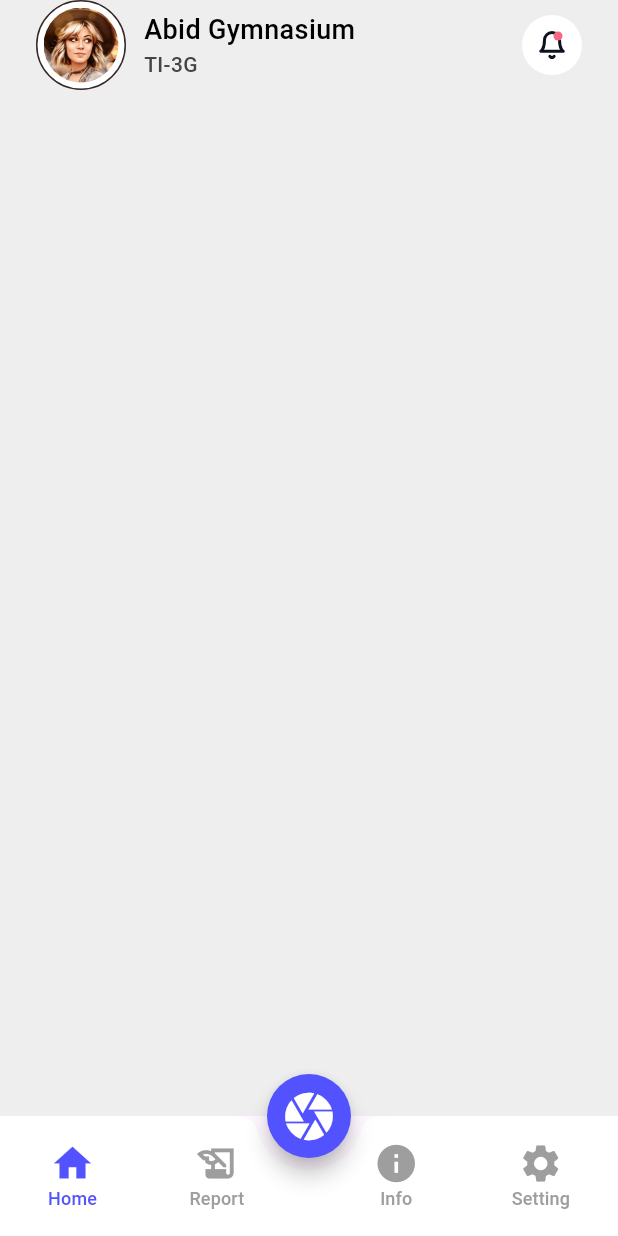
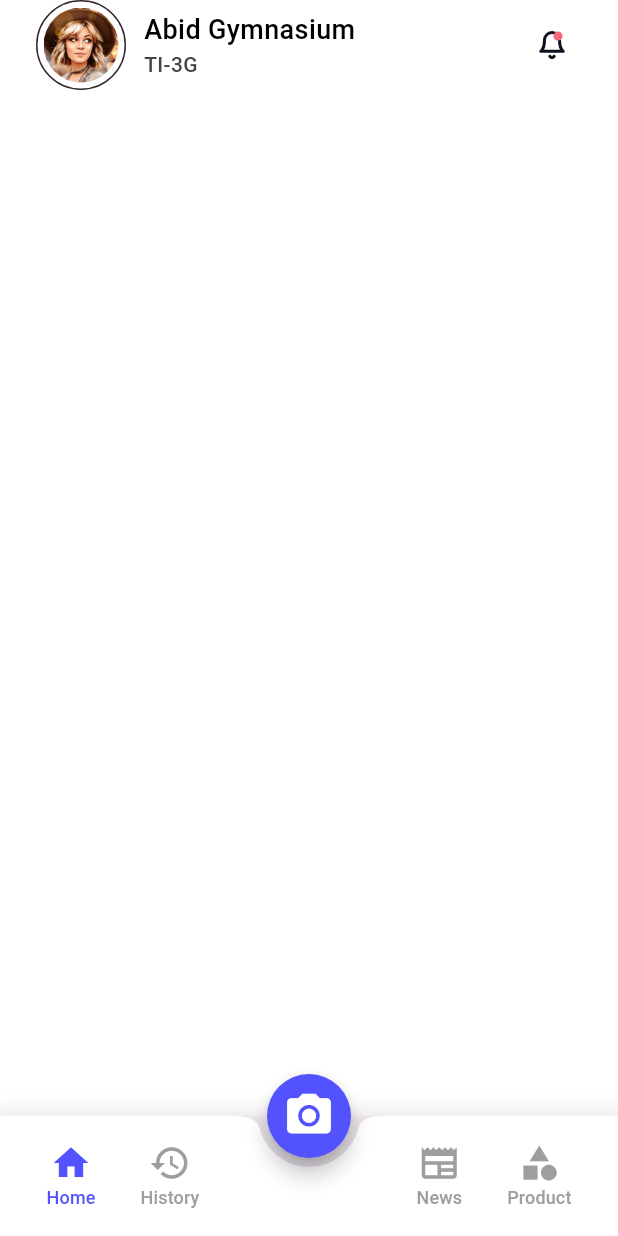
Before and after one commit to NocturnalTeamTI-3G/frontend_mobile_tugasbesar, a Flutter app: the Template screen opened directly, on a phone screen of 412 x 824 dp. Run offline on Flutter 3.47's test engine with Material 3 defaults, Android fonts, the phone set to English and light mode, and no system bars; our stand-ins replace animated_splash_screen, camera, flutter_svg, get, google_fonts, lottie and 1 more.

Commit message:
fix buttom app bar and change base color of page

```diff
--- a/lib/pages/fitplan/fitplan_page.dart
+++ /dev/null
@@ -1,20 +0,0 @@
-import 'package:flutter/material.dart';
-
-class FitplanPage extends StatefulWidget {
-  const FitplanPage({ Key? key }) : super(key: key);
-
-  @override
-  _FitplanPageState createState() => _FitplanPageState();
-}
-
-class _FitplanPageState extends State<FitplanPage> {
-  @override
-  Widget build(BuildContext context) {
-    return Scaffold(
-      backgroundColor: Colors.grey[200],
-      body: Center(
-        child: Text('Fit Plan Page'),
-      ),
-    );
-  }
-}
--- a/lib/pages/history/history_page.dart
+++ b/lib/pages/history/history_page.dart
@@ -11,7 +11,7 @@
   @override
   Widget build(BuildContext context) {
     return Scaffold(
-      backgroundColor: Colors.grey[200],
+      backgroundColor: Colors.white,
       body: Center(
         child: Text('History Page'),
       ),
--- a/lib/pages/home/home_page.dart
+++ b/lib/pages/home/home_page.dart
@@ -14,7 +14,7 @@
   @override
   Widget build(BuildContext context) {
     return Scaffold(
-      backgroundColor: Colors.grey[200],
+      backgroundColor: Colors.white,
       body: Column(
         children: [
           Container(
--- /dev/null
+++ b/lib/pages/news/news_page.dart
@@ -0,0 +1,15 @@
+import 'package:flutter/material.dart';
+
+class NewsPage extends StatelessWidget {
+  const NewsPage({Key? key}) : super(key: key);
+
+  @override
+  Widget build(BuildContext context) {
+    return Scaffold(
+      backgroundColor: Colors.white,
+      body: Center(
+        child: Text('News Page'),
+      ),
+    );
+  }
+}
--- a/lib/pages/profile/profile_page.dart
+++ b/lib/pages/profile/profile_page.dart
@@ -11,7 +11,7 @@
   @override
   Widget build(BuildContext context) {
     return Scaffold(
-      backgroundColor: Colors.grey[200],
+      backgroundColor: Colors.white,
       body: const Center(
         child: Text('Profile Page'),
       ),
--- a/lib/pages/template.dart
+++ b/lib/pages/template.dart
@@ -1,6 +1,6 @@
 import 'package:flutter/material.dart';
 import 'package:frontend_mobile_tugasbesar/pages/check/check_page.dart';
-import 'package:frontend_mobile_tugasbesar/pages/fitplan/fitplan_page.dart';
+import 'package:frontend_mobile_tugasbesar/pages/news/news_page.dart';
 import 'package:frontend_mobile_tugasbesar/pages/history/history_page.dart';
 import 'package:frontend_mobile_tugasbesar/pages/home/home_page.dart';
 import 'package:frontend_mobile_tugasbesar/pages/profile/profile_page.dart';
@@ -19,7 +19,7 @@
   final List<Widget> _pages = [
     const MainHomePage(),
     const HistoryPage(),
-    const FitplanPage(),
+    const NewsPage(),
     const ProfilePage(),
   ];
 
@@ -44,37 +44,40 @@
         backgroundColor: AppColors.mainColor,
         shape: const CircleBorder(),
         child: const Icon(
-          Icons.camera,
+          Icons.camera_alt,
           color: Colors.white,
-          size: 38,
+          size: 35,
         ),
       ),
       floatingActionButtonLocation: FloatingActionButtonLocation.centerDocked,
-      bottomNavigationBar: BottomAppBar(
-        notchMargin: 8,
-        // padding: const EdgeInsets.symmetric(horizontal: 5),
+      bottomNavigationBar: Container(
+        decoration: BoxDecoration(
+          boxShadow: [
+            BoxShadow(
+              color: Colors.black.withOpacity(0.1), // Warna shadow
+              spreadRadius: 6,
+              blurRadius: 10,
+              offset: const Offset(0, 3), // Posisi shadow (x,y)
+            ),
+          ],
+        ),
+        child: BottomAppBar(
+          notchMargin: 6,
           shape: const CircularNotchedRectangle(),
           color: Colors.white,
-        child: Container(
           child: Row(
             mainAxisAlignment: MainAxisAlignment.spaceBetween,
             children: <Widget>[
-              Expanded(
-                flex: 3,
-                child: Row(
-                  mainAxisAlignment: MainAxisAlignment.spaceBetween,
-                  children: [
               MaterialButton(
                 shape: RoundedRectangleBorder(
                     borderRadius: BorderRadius.circular(15)),
-                      minWidth: 25,
+                minWidth: 15,
+                padding: const EdgeInsets.symmetric(vertical: 5, horizontal: 15),
                 onPressed: () {
                   setState(() {
                     _selectedIndex = 0;
                   });
                 },
-                      // color: _selectedIndex == 0 ? Colors.grey[100] : null,
-
                 child: Column(
                   mainAxisAlignment: MainAxisAlignment.center,
                   children: [
@@ -83,7 +86,7 @@
                       color: _selectedIndex == 0
                           ? AppColors.mainColor
                           : Colors.grey,
-                            size: 30,
+                      size: 28,
                     ),
                     Text(
                       "Home",
@@ -100,7 +103,8 @@
               MaterialButton(
                 shape: RoundedRectangleBorder(
                     borderRadius: BorderRadius.circular(15)),
-                      minWidth: 25,
+                minWidth: 15,
+                padding: const EdgeInsets.symmetric(vertical: 5, horizontal: 15),
                 onPressed: () {
                   setState(() {
                     _selectedIndex = 1;
@@ -111,14 +115,14 @@
                   mainAxisAlignment: MainAxisAlignment.center,
                   children: [
                     Icon(
-                            Icons.history_edu,
+                      Icons.history,
                       color: _selectedIndex == 1
                           ? AppColors.mainColor
                           : Colors.grey,
-                            size: 30,
+                      size: 28,
                     ),
                     Text(
-                            "Report",
+                      "History",
                       style: TextStyle(
                         fontSize: 12,
                         color: _selectedIndex == 1
@@ -129,22 +133,12 @@
                   ],
                 ),
               ),
-                  ],
-                ),
-              ),
-              Expanded(
-                flex: 1,
-                child: Container(),
-              ),
-              Expanded(
-                flex: 3,
-                child: Row(
-                  mainAxisAlignment: MainAxisAlignment.spaceBetween,
-                  children: [
+              const Spacer(),
               MaterialButton(
                 shape: RoundedRectangleBorder(
                     borderRadius: BorderRadius.circular(15)),
-                      minWidth: 25,
+                minWidth: 15,
+                padding: const EdgeInsets.symmetric(vertical: 5, horizontal: 15),
                 onPressed: () {
                   setState(() {
                     _selectedIndex = 2;
@@ -155,14 +149,14 @@
                   mainAxisAlignment: MainAxisAlignment.center,
                   children: [
                     Icon(
-                            Icons.info,
+                      Icons.newspaper,
                       color: _selectedIndex == 2
                           ? AppColors.mainColor
                           : Colors.grey,
-                            size: 30,
+                      size: 28,
                     ),
                     Text(
-                            "Info",
+                      "News",
                       style: TextStyle(
                         fontSize: 12,
                         color: _selectedIndex == 2
@@ -176,7 +170,8 @@
               MaterialButton(
                 shape: RoundedRectangleBorder(
                     borderRadius: BorderRadius.circular(15)),
-                      minWidth: 25,
+                minWidth: 15,
+                padding: const EdgeInsets.symmetric(vertical: 5, horizontal: 15),
                 onPressed: () {
                   setState(() {
                     _selectedIndex = 3;
@@ -187,14 +182,14 @@
                   mainAxisAlignment: MainAxisAlignment.center,
                   children: [
                     Icon(
-                            Icons.settings,
+                      Icons.category,
                       color: _selectedIndex == 3
                           ? AppColors.mainColor
                           : Colors.grey,
-                            size: 30,
+                      size: 28,
                     ),
                     Text(
-                            "Setting",
+                      "Product",
                       style: TextStyle(
                         fontSize: 12,
                         color: _selectedIndex == 3
@@ -208,9 +203,6 @@
             ],
           ),
         ),
-            ],
-          ),
-        ),
       ),
     );
   }
```
Lines whose indentation alone changed are shown as unchanged.
